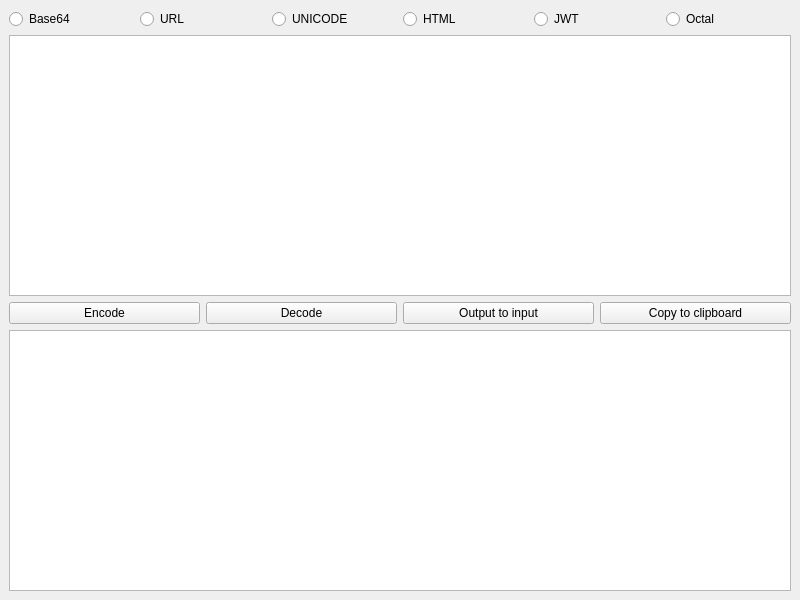
First picture: the form in gui/main.ui, repository dfuribez/simple_encoder, before the edit.
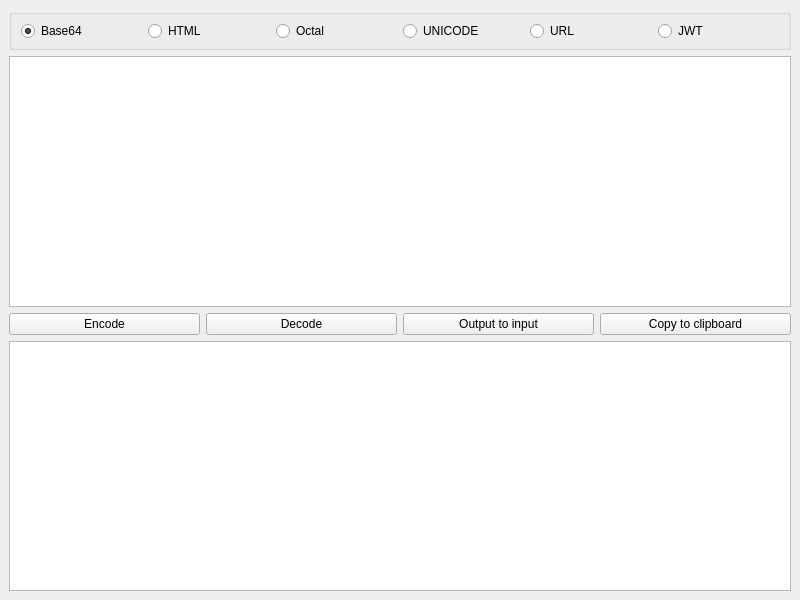
Second picture: the form after the edit.

Commit message: add html and base64 encoding options

What changed in the file:
```diff
--- a/gui/main.ui
+++ b/gui/main.ui
@@ -16,25 +16,24 @@
   <widget class="QWidget" name="centralwidget">
    <layout class="QVBoxLayout" name="verticalLayout">
     <item>
-     <layout class="QHBoxLayout" name="horizontalLayout">
+     <widget class="QGroupBox" name="groupOptions">
+      <property name="maximumSize">
+       <size>
+        <width>16777215</width>
+        <height>41</height>
+       </size>
+      </property>
+      <property name="title">
+       <string/>
+      </property>
+      <layout class="QHBoxLayout" name="horizontalLayout_3">
       <item>
        <widget class="QRadioButton" name="optBase64">
         <property name="text">
          <string>Base64</string>
         </property>
-       </widget>
-      </item>
-      <item>
-       <widget class="QRadioButton" name="optUrl">
-        <property name="text">
-         <string>URL</string>
-        </property>
-       </widget>
-      </item>
-      <item>
-       <widget class="QRadioButton" name="optUnicode">
-        <property name="text">
-         <string>UNICODE</string>
+         <property name="checked">
+          <bool>true</bool>
         </property>
        </widget>
       </item>
@@ -45,13 +44,6 @@
         </property>
        </widget>
       </item>
-      <item>
-       <widget class="QRadioButton" name="optJwt">
-        <property name="text">
-         <string>JWT</string>
-        </property>
-       </widget>
-      </item>
       <item>
        <widget class="QRadioButton" name="optOctal">
         <property name="text">
@@ -59,7 +51,29 @@
         </property>
        </widget>
       </item>
-     </layout>
+       <item>
+        <widget class="QRadioButton" name="optUnicode">
+         <property name="text">
+          <string>UNICODE</string>
+         </property>
+        </widget>
+       </item>
+       <item>
+        <widget class="QRadioButton" name="optUrl">
+         <property name="text">
+          <string>URL</string>
+         </property>
+        </widget>
+       </item>
+       <item>
+        <widget class="QRadioButton" name="optJwt">
+         <property name="text">
+          <string>JWT</string>
+         </property>
+        </widget>
+       </item>
+      </layout>
+     </widget>
     </item>
     <item>
      <widget class="QTextEdit" name="txtInput"/>
@@ -97,7 +111,21 @@
      </layout>
     </item>
     <item>
-     <widget class="QTextEdit" name="txtOutput"/>
+     <widget class="QTextEdit" name="txtOutput">
+      <property name="readOnly">
+       <bool>true</bool>
+      </property>
+      <property name="html">
+       <string notr="true">&lt;!DOCTYPE HTML PUBLIC &quot;-//W3C//DTD HTML 4.0//EN&quot; &quot;http://www.w3.org/TR/REC-html40/strict.dtd&quot;&gt;
+&lt;html&gt;&lt;head&gt;&lt;meta name=&quot;qrichtext&quot; content=&quot;1&quot; /&gt;&lt;style type=&quot;text/css&quot;&gt;
+p, li { white-space: pre-wrap; }
+&lt;/style&gt;&lt;/head&gt;&lt;body style=&quot; font-family:'Cantarell'; font-size:11pt; font-weight:400; font-style:normal;&quot;&gt;
+&lt;p style=&quot;-qt-paragraph-type:empty; margin-top:0px; margin-bottom:0px; margin-left:0px; margin-right:0px; -qt-block-indent:0; text-indent:0px;&quot;&gt;&lt;br /&gt;&lt;/p&gt;&lt;/body&gt;&lt;/html&gt;</string>
+      </property>
+      <property name="acceptRichText">
+       <bool>true</bool>
+      </property>
+     </widget>
     </item>
    </layout>
   </widget>
```
Lines whose indentation alone changed are shown as unchanged. The commit also changes 4 other files.
